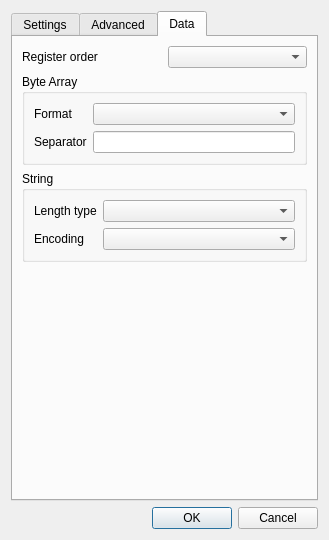
This is src/client/gui/dialogs/client_dialogdevice.ui in serhmarch/ModbusTools as Qt 5 draws it before an edit. The edited form follows.
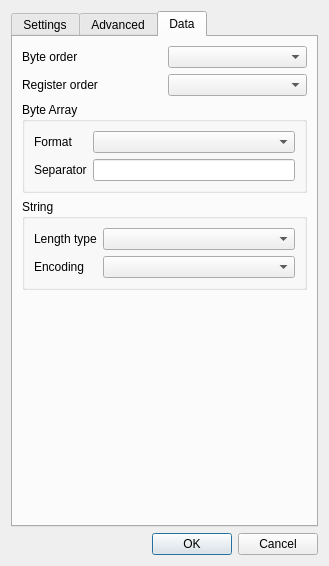
This is the edited form. The open tabs and pages were chosen to show the change.

Commit message: Added support for ByteOrder for device with GUI dialog (client+server)

What changed in the file:
```diff
--- a/src/client/gui/dialogs/client_dialogdevice.ui
+++ b/src/client/gui/dialogs/client_dialogdevice.ui
@@ -7,7 +7,7 @@
     <x>0</x>
     <y>0</y>
     <width>329</width>
-    <height>540</height>
+    <height>566</height>
    </rect>
   </property>
   <property name="windowTitle">
@@ -354,7 +354,21 @@
       <attribute name="title">
        <string>Data</string>
       </attribute>
-      <layout class="QVBoxLayout" name="verticalLayout_4" stretch="0,0,0,1">
+      <layout class="QVBoxLayout" name="verticalLayout_2">
+       <item>
+        <layout class="QHBoxLayout" name="horizontalLayout_4">
+         <item>
+          <widget class="QLabel" name="label_28">
+           <property name="text">
+            <string>Byte order</string>
+           </property>
+          </widget>
+         </item>
+         <item>
+          <widget class="QComboBox" name="cmbByteOrder"/>
+         </item>
+        </layout>
+       </item>
        <item>
         <layout class="QHBoxLayout" name="horizontalLayout_3">
          <item>
```
The commit also changes 7 other files.
